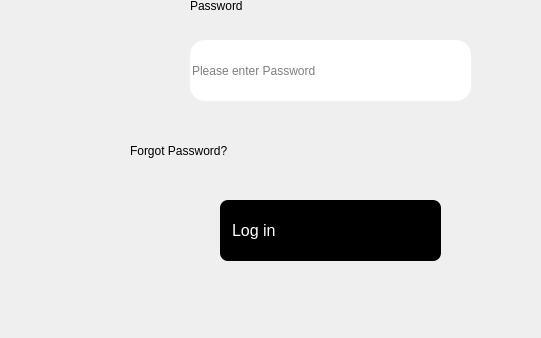
NormalHumanUserName/python-app, file ui/login.ui: the form before one commit; both pictures show x 0 to 541 and y 430 to 768 of the 1405 by 768 pixel window.
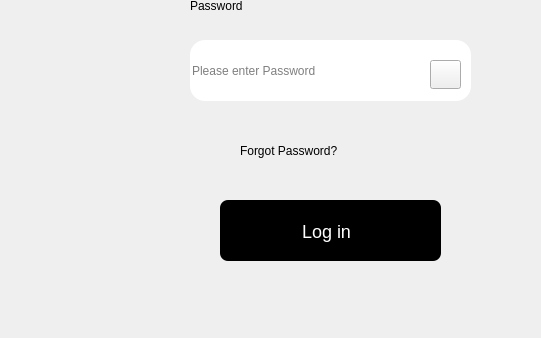
The form after the commit. Icons and pictures are not drawn.

Diff of the .ui file:
```diff
--- a/ui/login.ui
+++ b/ui/login.ui
@@ -19,7 +19,7 @@
   <widget class="QLabel" name="label_6">
    <property name="geometry">
     <rect>
-     <x>130</x>
+     <x>240</x>
      <y>560</y>
      <width>211</width>
      <height>41</height>
@@ -147,11 +147,13 @@
    </property>
    <property name="styleSheet">
     <string notr="true">background-color: rgb(0, 0, 0);
-    color: rgb(255, 255, 255);
-    border: none;
-    border-radius: 8px;
-    padding: 10px;
-    font-size: 16px;</string>
+color: rgb(255, 255, 255);
+border: none;
+border-radius: 8px;
+padding: 80px;
+font-size: 18px;
+text-align: center;
+    </string>
    </property>
    <property name="text">
     <string>Log in</string>
@@ -198,6 +200,23 @@
     <bool>true</bool>
    </property>
   </widget>
+  <widget class="QPushButton" name="pushButton">
+   <property name="geometry">
+    <rect>
+     <x>430</x>
+     <y>490</y>
+     <width>31</width>
+     <height>29</height>
+    </rect>
+   </property>
+   <property name="text">
+    <string/>
+   </property>
+   <property name="icon">
+    <iconset>
+     <normaloff>../img/eye-solid.svg</normaloff>../img/eye-solid.svg</iconset>
+   </property>
+  </widget>
  </widget>
  <resources/>
  <connections/>
```
